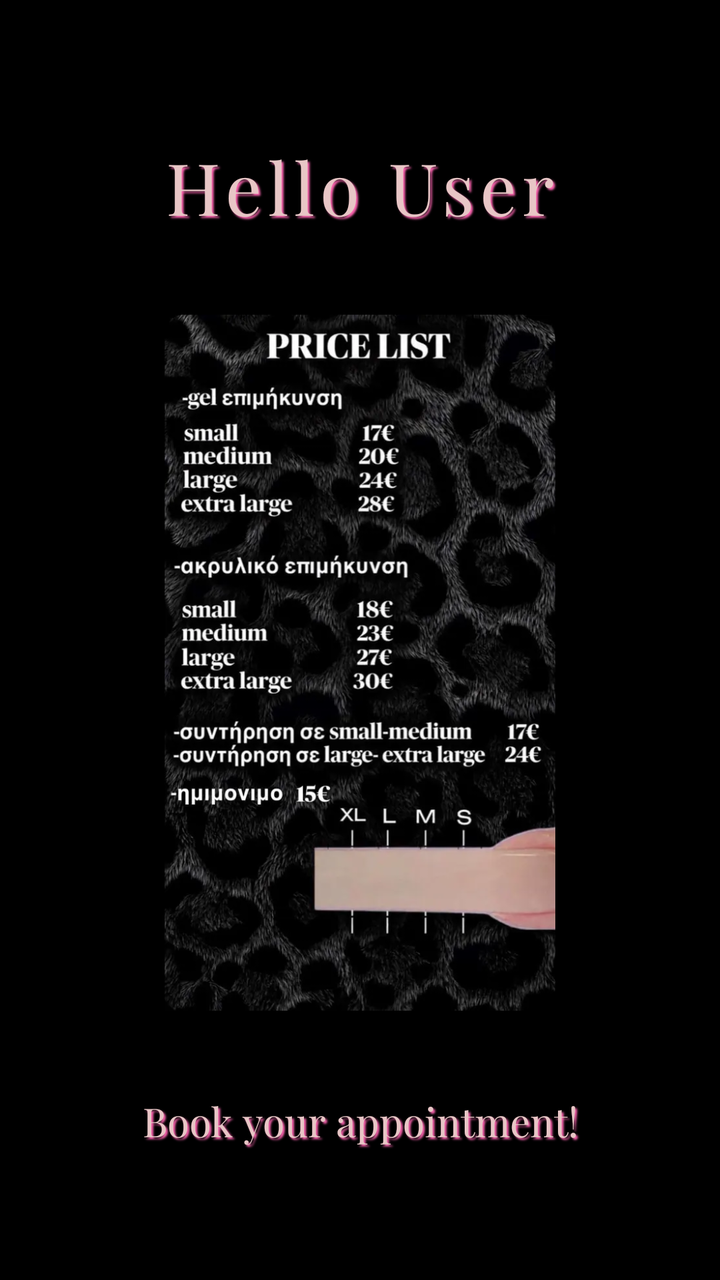
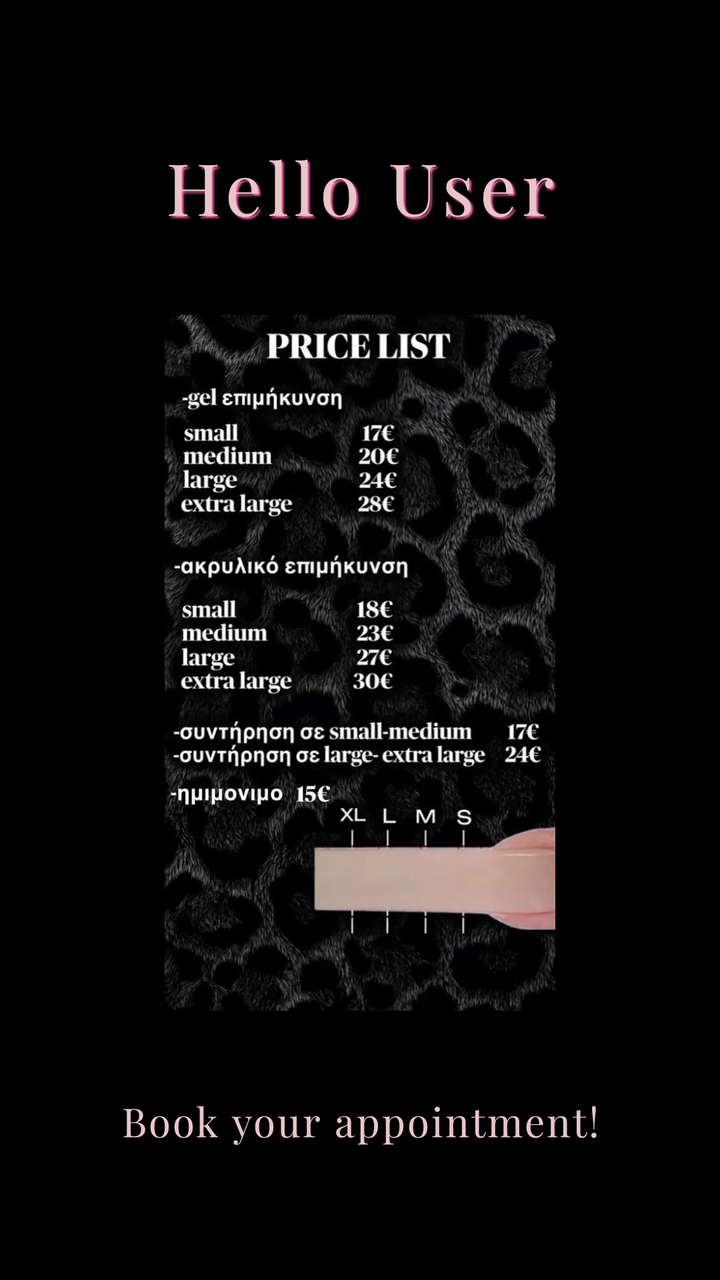

Two renders of the same Android screen: before a commit and after it. Below are the layout's source before the change and the commit's diff.
<!-- AndroidManifest.xml: application theme Theme.Kalypsws_nails -->
<!-- res/layout/activity_home.xml -->
<?xml version="1.0" encoding="utf-8"?>
<androidx.constraintlayout.widget.ConstraintLayout
    xmlns:android="http://schemas.android.com/apk/res/android"
    xmlns:app="http://schemas.android.com/apk/res-auto"
    xmlns:tools="http://schemas.android.com/tools"
    android:layout_width="match_parent"
    android:layout_height="match_parent"
    android:background="#000000">

    <TextView
        android:id="@+id/tvGreeting"
        android:layout_width="match_parent"
        android:layout_height="wrap_content"
        android:layout_marginStart="32dp"
        android:layout_marginEnd="32dp"
        android:layout_marginTop="50dp"
        android:padding="16dp"
        android:text="Hello User"
        android:textSize="36sp"
        android:letterSpacing="0.08"
        android:fontFamily="@font/font4"
        android:textColor="#E8C6C6"
        android:shadowColor="#FF66B2"
        android:shadowDx="3"
        android:shadowDy="3"
        android:shadowRadius="2"
        android:gravity="center"
        app:layout_constraintEnd_toEndOf="parent"
        app:layout_constraintStart_toStartOf="parent"
        app:layout_constraintTop_toTopOf="parent" />

    <ImageView
        android:id="@+id/ivPriceList"
        android:layout_width="match_parent"
        android:layout_height="0dp"
        android:layout_marginTop="24dp"
        android:layout_marginBottom="24dp"
        android:scaleType="fitCenter"
        android:src="@drawable/price_list"
        android:contentDescription="Τιμοκατάλογος Υπηρεσιών"
        app:layout_constraintBottom_toTopOf="@+id/tvBookAppointment"
        app:layout_constraintEnd_toEndOf="parent"
        app:layout_constraintStart_toStartOf="parent"
        app:layout_constraintTop_toBottomOf="@+id/tvGreeting" />

    <TextView
        android:id="@+id/tvBookAppointment"
        android:layout_width="match_parent"
        android:layout_height="wrap_content"
        android:layout_marginStart="32dp"
        android:layout_marginEnd="32dp"
        android:layout_marginBottom="50dp"
        android:padding="16dp"
        android:text="Book your appointment!"
        android:fontFamily="@font/font4"
        android:textSize="20sp"
        android:textColor="#E8C6C6"
        android:shadowColor="#FF66B2"
        android:shadowDx="3"
        android:shadowDy="3"
        android:shadowRadius="2"
        android:gravity="center"
        android:background="?attr/selectableItemBackground"
        android:clickable="true"
        android:focusable="true"
        app:layout_constraintBottom_toBottomOf="parent"
        app:layout_constraintEnd_toEndOf="parent"
        app:layout_constraintStart_toStartOf="parent" />

</androidx.constraintlayout.widget.ConstraintLayout>
<!-- resources referenced by this layout -->
<resources>
  <!-- drawable price_list: webp bitmap (drawable, 66560 bytes) -->
  <style name="Theme.Kalypsws_nails" parent="Base.Theme.Kalypsws_nails" />
  <style name="Base.Theme.Kalypsws_nails" parent="Theme.Material3.DayNight.NoActionBar">
          
          
      </style>
</resources>

<!-- the commit's change to res/layout/activity_home.xml (unified diff, before → after) -->
@@ -43,8 +43,9 @@
         app:layout_constraintStart_toStartOf="parent"
         app:layout_constraintTop_toBottomOf="@+id/tvGreeting" />
 
-    <TextView
+    <Button
         android:id="@+id/tvBookAppointment"
+        style="?attr/materialButtonOutlinedStyle"
         android:layout_width="match_parent"
         android:layout_height="wrap_content"
         android:layout_marginStart="32dp"
@@ -55,14 +56,10 @@
         android:fontFamily="@font/font4"
         android:textSize="20sp"
         android:textColor="#E8C6C6"
-        android:shadowColor="#FF66B2"
-        android:shadowDx="3"
-        android:shadowDy="3"
-        android:shadowRadius="2"
-        android:gravity="center"
-        android:background="?attr/selectableItemBackground"
-        android:clickable="true"
-        android:focusable="true"
+        android:letterSpacing="0.05"
+        app:strokeColor="#E8C6C6"
+        app:strokeWidth="1.5dp"
+        app:backgroundTint="#000000"
         app:layout_constraintBottom_toBottomOf="parent"
         app:layout_constraintEnd_toEndOf="parent"
         app:layout_constraintStart_toStartOf="parent" />
